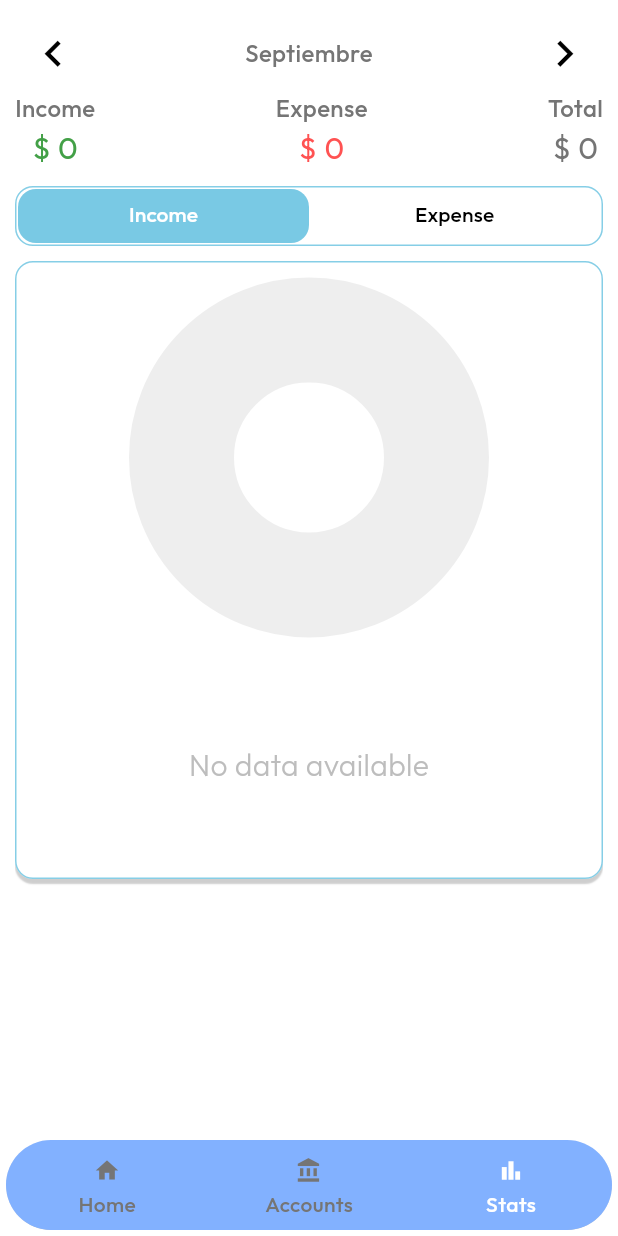
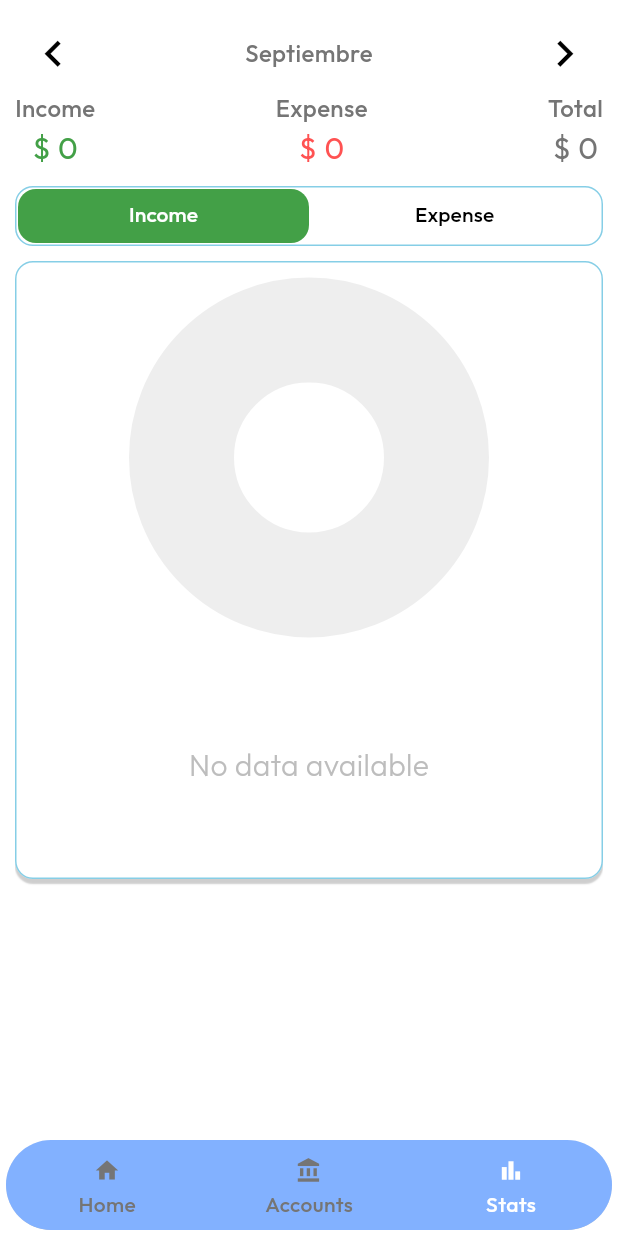
Before and after one commit to DrkDsk/FlutterMoneyManager, a Flutter app: the HomeScreen screen opened directly, swiped to page 3, on a phone screen of 412 x 824 dp. Run offline on Flutter 3.47's test engine with Material 3 defaults, Android fonts, the phone set to English and light mode, and no system bars; drawn by our look-alikes of fl_chart; our stand-ins replace bloc, dartz, equatable, flutter_bloc, flutter_svg, get_it and 4 more; accounts and stored records are empty.

Commit message:
feat: decorations modified

```diff
--- a/lib/src/core/styles/container_styles.dart
+++ b/lib/src/core/styles/container_styles.dart
@@ -13,6 +13,16 @@ class ContainerStyles {
             offset: const Offset(0, 3),
             blurRadius: 0.5)
       ]);
+
+  static final BoxDecoration incomeDecoration = BoxDecoration(
+    borderRadius: BorderRadius.circular(12),
+    color: AppColors.incomeColor,
+  );
+
+  static final BoxDecoration expenseDecoration = BoxDecoration(
+    borderRadius: BorderRadius.circular(12),
+    color: AppColors.expenseColor,
+  );
 
   static final kWidgetRoundedDecoration = BoxDecoration(
       borderRadius: BorderRadius.circular(12),
--- a/lib/src/features/stats/ui/blocs/stats_bloc.dart
+++ b/lib/src/features/stats/ui/blocs/stats_bloc.dart
@@ -1,4 +1,5 @@
 import 'package:bloc/bloc.dart';
+import 'package:flutter_money_manager/src/core/enums/transaction_type_enum.dart';
 import 'package:flutter_money_manager/src/features/stats/domain/repositories/stats_repository.dart';
 import 'package:flutter_money_manager/src/features/stats/ui/blocs/stats_event.dart';
 import 'package:flutter_money_manager/src/features/stats/ui/blocs/stats_state.dart';
@@ -10,6 +11,7 @@ class StatsBloc extends Bloc<StatsEvent, StatsState> {
       : _repository = repository,
         super(StatsState.initial()) {
     on<LoadStatsEvent>(_loadStats);
+    on<UpdateTransactionType>(_updateTransactionType);
   }
 
   Future<void> _loadStats(
@@ -25,4 +27,14 @@ class StatsBloc extends Bloc<StatsEvent, StatsState> {
       emit(state.copyWith(data: right));
     });
   }
+
+  Future<void> _updateTransactionType(
+      UpdateTransactionType event, Emitter<StatsState> emit) async {
+    final tabIndex = event.tabIndex;
+
+    final type =
+        tabIndex == 0 ? TransactionTypEnum.income : TransactionTypEnum.expense;
+
+    emit(state.copyWith(type: type));
+  }
 }
--- a/lib/src/features/stats/ui/blocs/stats_event.dart
+++ b/lib/src/features/stats/ui/blocs/stats_event.dart
@@ -16,6 +16,11 @@ class LoadStatsEvent extends StatsEvent with EquatableMixin {
   List<Object?> get props => [type, month, year];
 }
 
-/*class UpdateTabIndex extends StatsEvent with EquatableMixin {
+class UpdateTransactionType extends StatsEvent with EquatableMixin {
+  final int tabIndex;
 
-}*/
+  const UpdateTransactionType({required this.tabIndex});
+
+  @override
+  List<Object?> get props => [tabIndex];
+}
--- a/lib/src/features/stats/ui/blocs/stats_state.dart
+++ b/lib/src/features/stats/ui/blocs/stats_state.dart
@@ -1,19 +1,22 @@
 import 'package:equatable/equatable.dart';
+import 'package:flutter_money_manager/src/core/enums/transaction_type_enum.dart';
 import 'package:flutter_money_manager/src/features/stats/domain/entities/stat_response.dart';
 
 class StatsState with EquatableMixin {
   final StatResponse data;
+  final TransactionTypEnum type;
 
-  const StatsState({required this.data});
+  const StatsState({required this.data, required this.type});
+
+  factory StatsState.initial() {
+    return const StatsState(
+        data: StatResponse(stats: []), type: TransactionTypEnum.income);
+  }
+
+  StatsState copyWith({StatResponse? data, TransactionTypEnum? type}) {
+    return StatsState(data: data ?? this.data, type: type ?? this.type);
+  }
 
   @override
-  List<Object?> get props => [data];
-
-  factory StatsState.initial() {
-    return const StatsState(data: StatResponse(stats: []));
-  }
-
-  StatsState copyWith({StatResponse? data}) {
-    return StatsState(data: data ?? this.data);
-  }
+  List<Object?> get props => [data, type];
 }
--- a/lib/src/features/stats/ui/pages/stats_page.dart
+++ b/lib/src/features/stats/ui/pages/stats_page.dart
@@ -1,8 +1,13 @@
 import 'package:flutter/material.dart';
 import 'package:flutter_bloc/flutter_bloc.dart';
 import 'package:flutter_money_manager/src/core/constants/transactions_constants.dart';
+import 'package:flutter_money_manager/src/core/enums/transaction_type_enum.dart';
 import 'package:flutter_money_manager/src/core/extensions/datetime_extension.dart';
 import 'package:flutter_money_manager/src/core/extensions/string_extension.dart';
+import 'package:flutter_money_manager/src/core/styles/container_styles.dart';
+import 'package:flutter_money_manager/src/features/stats/ui/blocs/stats_bloc.dart';
+import 'package:flutter_money_manager/src/features/stats/ui/blocs/stats_event.dart';
+import 'package:flutter_money_manager/src/features/stats/ui/blocs/stats_state.dart';
 import 'package:flutter_money_manager/src/features/stats/ui/pages/expense_stat_page.dart';
 import 'package:flutter_money_manager/src/features/stats/ui/pages/income_stat_page.dart';
 import 'package:flutter_money_manager/src/features/stats/ui/widgets/custom_tab_bar.dart';
@@ -26,6 +31,7 @@ class _StatsPageState extends State<StatsPage> with TickerProviderStateMixin {
   late final PageController _pageController;
   late final CalendarBloc _calendarBloc;
   late final TransactionsBloc _transactionsBloc;
+  late final StatsBloc _statsBloc;
 
   @override
   void initState() {
@@ -34,6 +40,7 @@ class _StatsPageState extends State<StatsPage> with TickerProviderStateMixin {
     _pageController = PageController(initialPage: 0);
     _calendarBloc = BlocProvider.of<CalendarBloc>(context);
     _transactionsBloc = BlocProvider.of<TransactionsBloc>(context);
+    _statsBloc = BlocProvider.of<StatsBloc>(context);
   }
 
   @override
@@ -97,10 +104,31 @@ class _StatsPageState extends State<StatsPage> with TickerProviderStateMixin {
                 children: [
                   const TransactionSummaryContent(),
                   const SizedBox(height: 10),
-                  CustomTabBar(tabController: _tabController, tabs: [
-                    Tab(text: TransactionsConstants.kIncomeType.firstUpper()),
-                    Tab(text: TransactionsConstants.kExpenseType.firstUpper())
-                  ]),
+                  BlocSelector<StatsBloc, StatsState, Decoration?>(
+                    selector: (state) {
+                      final isIncomeTransaction =
+                          state.type == TransactionTypEnum.income;
+
+                      return isIncomeTransaction
+                          ? ContainerStyles.incomeDecoration
+                          : ContainerStyles.expenseDecoration;
+                    },
+                    builder: (context, indicatorDecoration) {
+                      return CustomTabBar(
+                          decoration: indicatorDecoration,
+                          tabController: _tabController,
+                          onTap: (tabIndex) => _statsBloc
+                              .add(UpdateTransactionType(tabIndex: tabIndex)),
+                          tabs: [
+                            Tab(
+                                text: TransactionsConstants.kIncomeType
+                                    .firstUpper()),
+                            Tab(
+                                text: TransactionsConstants.kExpenseType
+                                    .firstUpper())
+                          ]);
+                    },
+                  ),
                   const SizedBox(height: 10),
                   Expanded(
                     child: TabBarView(
--- a/lib/src/features/stats/ui/widgets/custom_tab_bar.dart
+++ b/lib/src/features/stats/ui/widgets/custom_tab_bar.dart
@@ -14,7 +14,7 @@ class CustomTabBar extends StatelessWidget {
   final List<Widget> tabs;
   final EdgeInsetsGeometry? margin;
   final Decoration? decoration;
-  final void Function(int index)? onTap;
+  final void Function(int tabIndex)? onTap;
 
   @override
   Widget build(BuildContext context) {
```
Also changed, not shown: lib/src/features/transaction/ui/create/cubit/create_transaction_cubit.dart (+4 -4 lines), lib/src/features/transaction/ui/create/screens/create_transaction_screen.dart (+6 -10 lines).
